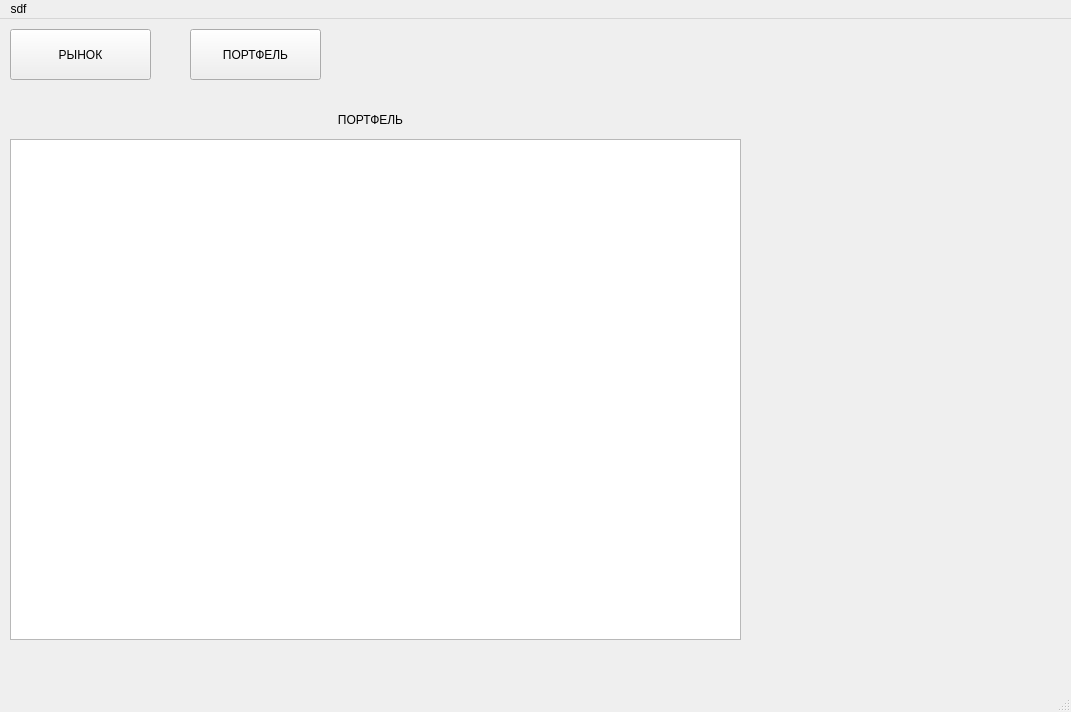
The window that u.ui (Nelasar/practice) describes before a commit, drawn with Qt 5.
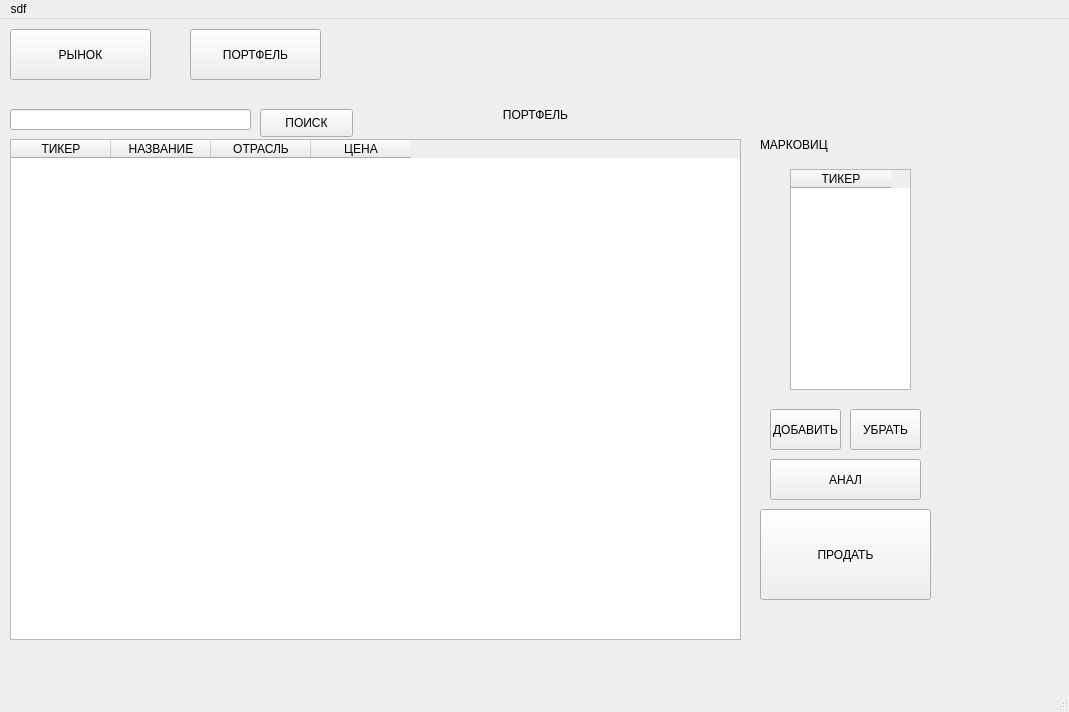
The same window after the commit. The open tabs and pages were chosen to show the change.

Commit message: markovitz class

```diff
--- a/u.ui
+++ b/u.ui
@@ -6,7 +6,7 @@
    <rect>
     <x>0</x>
     <y>0</y>
-    <width>1071</width>
+    <width>1069</width>
     <height>712</height>
    </rect>
   </property>
@@ -165,14 +165,124 @@
            <height>501</height>
           </rect>
          </property>
+         <column>
+          <property name="text">
+           <string>ТИКЕР</string>
+          </property>
+         </column>
+         <column>
+          <property name="text">
+           <string>НАЗВАНИЕ</string>
+          </property>
+         </column>
+         <column>
+          <property name="text">
+           <string>ОТРАСЛЬ</string>
+          </property>
+         </column>
+         <column>
+          <property name="text">
+           <string>ЦЕНА</string>
+          </property>
+         </column>
         </widget>
-        <widget class="QLabel" name="label_2">
+        <widget class="QPushButton" name="addBtnPortf">
+         <property name="geometry">
+          <rect>
+           <x>760</x>
+           <y>310</y>
+           <width>71</width>
+           <height>41</height>
+          </rect>
+         </property>
+         <property name="text">
+          <string>ДОБАВИТЬ</string>
+         </property>
+        </widget>
+        <widget class="QPushButton" name="analBtnPortf">
+         <property name="geometry">
+          <rect>
+           <x>760</x>
+           <y>360</y>
+           <width>151</width>
+           <height>41</height>
+          </rect>
+         </property>
+         <property name="text">
+          <string>АНАЛ</string>
+         </property>
+        </widget>
+        <widget class="QPushButton" name="sellBtnPortf">
+         <property name="geometry">
+          <rect>
+           <x>750</x>
+           <y>410</y>
+           <width>171</width>
+           <height>91</height>
+          </rect>
+         </property>
+         <property name="text">
+          <string>ПРОДАТЬ</string>
+         </property>
+        </widget>
+        <widget class="QTableWidget" name="tableAnalPortf">
+         <property name="geometry">
+          <rect>
+           <x>780</x>
+           <y>70</y>
+           <width>121</width>
+           <height>221</height>
+          </rect>
+         </property>
+         <column>
+          <property name="text">
+           <string>ТИКЕР</string>
+          </property>
+         </column>
+        </widget>
+        <widget class="QPushButton" name="rmvBtnPortf">
+         <property name="geometry">
+          <rect>
+           <x>840</x>
+           <y>310</y>
+           <width>71</width>
+           <height>41</height>
+          </rect>
+         </property>
+         <property name="text">
+          <string>УБРАТЬ</string>
+         </property>
+        </widget>
+        <widget class="QLineEdit" name="searchLinePortf">
          <property name="geometry">
           <rect>
            <x>0</x>
+           <y>10</y>
+           <width>241</width>
+           <height>21</height>
+          </rect>
+         </property>
+        </widget>
+        <widget class="QPushButton" name="searchBtnPortf">
+         <property name="geometry">
+          <rect>
+           <x>250</x>
+           <y>10</y>
+           <width>93</width>
+           <height>28</height>
+          </rect>
+         </property>
+         <property name="text">
+          <string>ПОИСК</string>
+         </property>
+        </widget>
+        <widget class="QLabel" name="labelPortf">
+         <property name="geometry">
+          <rect>
+           <x>360</x>
            <y>0</y>
-           <width>721</width>
-           <height>41</height>
+           <width>331</width>
+           <height>31</height>
           </rect>
          </property>
          <property name="text">
@@ -182,6 +292,19 @@
           <set>Qt::AlignCenter</set>
          </property>
         </widget>
+        <widget class="QLabel" name="labelMarkovitz_2">
+         <property name="geometry">
+          <rect>
+           <x>750</x>
+           <y>30</y>
+           <width>181</width>
+           <height>31</height>
+          </rect>
+         </property>
+         <property name="text">
+          <string>МАРКОВИЦ</string>
+         </property>
+        </widget>
        </widget>
       </widget>
      </item>
@@ -193,7 +316,7 @@
     <rect>
      <x>0</x>
      <y>0</y>
-     <width>1071</width>
+     <width>1069</width>
      <height>26</height>
     </rect>
    </property>
```
Left out of the diff: 85 changed lines with no effect on the pictures. The commit also changes 9 other files.
